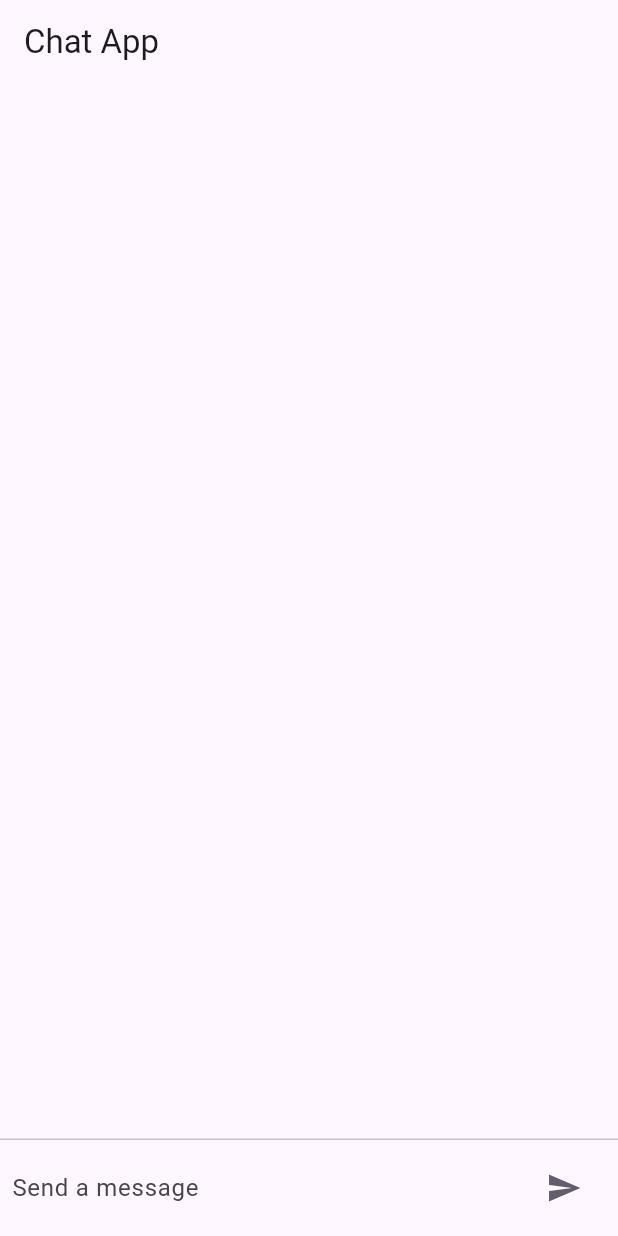
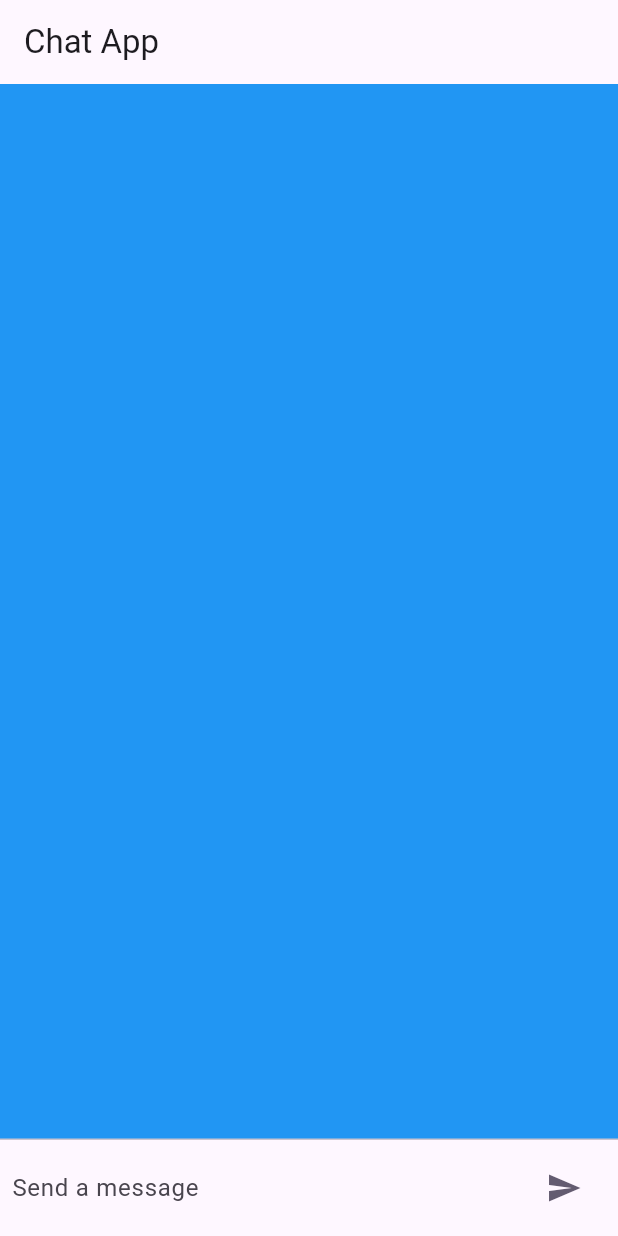
Before and after one commit to could-ai/019a3082-630e-728e-8085-3d0aa0e835d8, a Flutter app: the screen it shows after launch, on a phone screen of 412 x 824 dp. Run offline on Flutter 3.47's test engine with Material 3 defaults, Android fonts, the phone set to English and light mode, and no system bars.

Commit message:
在 lib/chat_screen.dart 文件中，我为 Scaffold 添加了 backgroundColor 属性并将其设置为 Colors.blue，这会将整个聊天界面的背景颜色更改为蓝色，满足用户“背景改成蓝色”的需求。

```diff
--- a/usr/lib/chat_screen.dart
+++ b/usr/lib/chat_screen.dart
@@ -56,6 +56,7 @@ class _ChatScreenState extends State<ChatScreen> {
   @override
   Widget build(BuildContext context) {
     return Scaffold(
+      backgroundColor: Colors.blue, // 设置整个聊天界面的背景颜色为蓝色
       appBar: AppBar(
         title: const Text('Chat App'),
       ),
```
